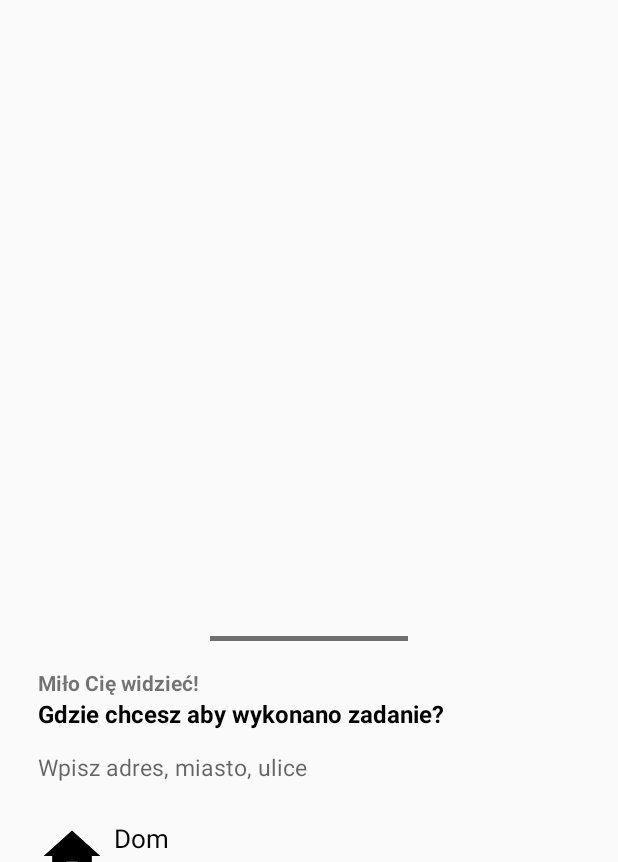
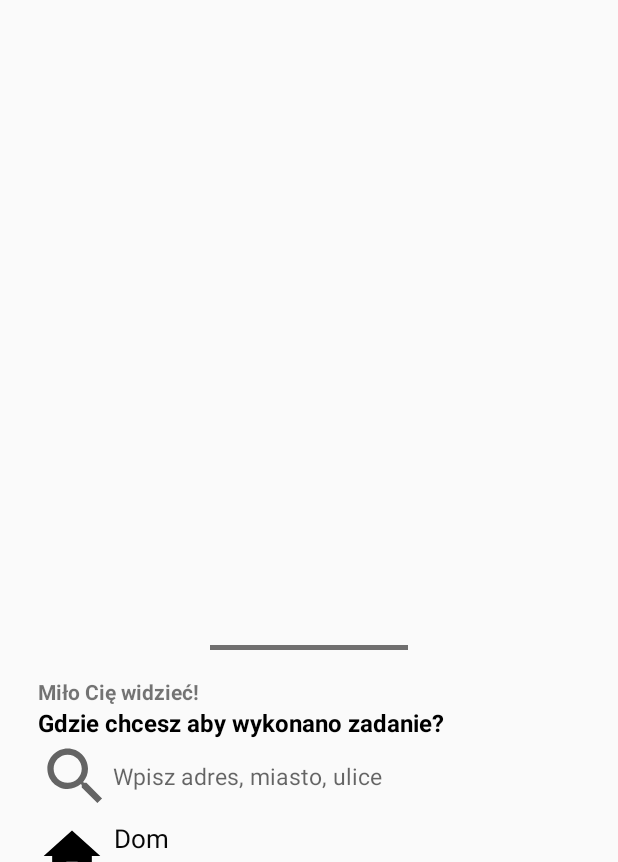
Before and after one commit to mastep1/HoodWorks, an Android app: the AddTaskMap screen opened directly, with no data from a screen before it, on a phone screen of 412 x 824 dp, the part 53-915 px from its top. Run offline under Robolectric (Android 15) with nearby library versions, the phone set to English and light mode, and no system bars; our stand-ins replace Firebase (no records; nobody signed in at launch, a user with empty details on screens opened directly).

Commit message:
7.17 16.08.2020

```diff
--- a/app/build.gradle
+++ b/app/build.gradle
@@ -33,7 +33,6 @@ dependencies {
     implementation ("com.github.bumptech.glide:glide:4.11.0") {
         exclude group: "com.android.support"
     }
-    implementation 'com.google.android.gms:play-services-places:9.2.0'
     implementation "androidx.swiperefreshlayout:swiperefreshlayout:1.1.0"
     implementation 'com.firebaseui:firebase-ui-storage:6.2.0'
     implementation fileTree(dir: 'libs', include: ['*.jar'])
--- a/app/src/main/java/com/example/neighborhoodwork/Activities/DodajZlecenie.kt
+++ b/app/src/main/java/com/example/neighborhoodwork/Activities/DodajZlecenie.kt
@@ -4,17 +4,9 @@ package com.example.neighborhoodwork.Activities
 import android.content.Intent
 import android.os.Bundle
 import androidx.appcompat.app.AppCompatActivity
-import androidx.core.app.ShareCompat
 import com.example.neighborhoodwork.Fragments.AddTaskMap
 import com.example.neighborhoodwork.R
 import com.example.neighborhoodwork.support.dane
-import com.google.android.gms.common.GooglePlayServicesNotAvailableException
-import com.google.android.gms.common.GooglePlayServicesRepairableException
-import com.google.android.gms.common.api.PendingResult
-import com.google.android.gms.location.places.Place
-import com.google.android.gms.location.places.PlaceBuffer
-import com.google.android.gms.location.places.Places
-import com.google.android.gms.location.places.ui.PlacePicker
 import kotlinx.android.synthetic.main.dodaj_zlecenie.*
 
 
@@ -29,7 +21,7 @@ class DodajZlecenie : AppCompatActivity() {
         img18DotOne.setColorFilter(R.color.fuckingblack)
         dane.addTask = 1
 
-        var addTaskMap = AddTaskMap()
+        var addTaskMap = AddTaskMap(this)
         fragOfTheMap.beginTransaction().add(R.id.l18ForFragment, addTaskMap).commit()
 
         setBottomDot()
--- /dev/null
+++ b/app/src/main/res/drawable/search.xml
@@ -0,0 +1,5 @@
+<vector android:autoMirrored="true" android:height="50dp"
+    android:tint="?attr/colorControlNormal" android:viewportHeight="24"
+    android:viewportWidth="24" android:width="50dp" xmlns:android="http://schemas.android.com/apk/res/android">
+    <path android:fillColor="@android:color/white" android:pathData="M15.5,14h-0.79l-0.28,-0.27C15.41,12.59 16,11.11 16,9.5 16,5.91 13.09,3 9.5,3S3,5.91 3,9.5 5.91,16 9.5,16c1.61,0 3.09,-0.59 4.23,-1.57l0.27,0.28v0.79l5,4.99L20.49,19l-4.99,-5zM9.5,14C7.01,14 5,11.99 5,9.5S7.01,5 9.5,5 14,7.01 14,9.5 11.99,14 9.5,14z"/>
+</vector>
--- a/app/src/main/res/layout/add_task_map.xml
+++ b/app/src/main/res/layout/add_task_map.xml
@@ -35,7 +35,7 @@
         android:textColor="#000000"
         android:textSize="16sp"
         android:textStyle="bold"
-        app:layout_constraintBottom_toTopOf="@+id/rL19"
+        app:layout_constraintBottom_toTopOf="@+id/img19Search"
         app:layout_constraintStart_toStartOf="@+id/img19Location" />
 
     <ImageView
@@ -120,15 +120,18 @@
         android:id="@+id/rL19"
         android:layout_width="0dp"
         android:layout_height="50dp"
-        android:layout_marginEnd="20dp"
-        android:layout_marginBottom="10dp"
+        android:layout_marginEnd="30dp"
         android:elevation="10dp"
-        app:layout_constraintBottom_toTopOf="@+id/tx19Home"
+        android:foregroundGravity="left"
+        android:gravity="left"
+        android:orientation="horizontal"
+        app:layout_constraintBottom_toBottomOf="@+id/img19Search"
         app:layout_constraintEnd_toEndOf="parent"
-        app:layout_constraintStart_toStartOf="@+id/img19Location">
+        app:layout_constraintStart_toEndOf="@+id/img19Search"
+        app:layout_constraintTop_toTopOf="@+id/img19Search">
 
         <AutoCompleteTextView
-            android:id="@+id/tx19Seachr"
+            android:id="@+id/Etx19Search"
             android:layout_width="match_parent"
             android:layout_height="match_parent"
             android:layout_centerVertical="true"
@@ -140,4 +143,15 @@
 
 
     </RelativeLayout>
+
+    <ImageView
+        android:id="@+id/img19Search"
+        android:layout_width="wrap_content"
+        android:layout_height="wrap_content"
+        android:layout_marginBottom="5dp"
+        android:clickable="true"
+        android:cropToPadding="false"
+        app:layout_constraintBottom_toTopOf="@+id/img19Home"
+        app:layout_constraintStart_toStartOf="@+id/img19Location"
+        app:srcCompat="@drawable/search" />
 </androidx.constraintlayout.widget.ConstraintLayout>
```
Also changed, not shown: app/src/main/AndroidManifest.xml (+10 -4 lines), app/src/main/java/com/example/neighborhoodwork/Activities/Home.kt (+13 -49 lines), app/src/main/java/com/example/neighborhoodwork/Fragments/AddTaskMap.kt (+75 -5 lines), app/src/main/java/com/example/neighborhoodwork/Fragments/ConfirmAddress.java (added, +119 -0 lines), app/src/main/res/layout/custom_confirm_address.xml (added, +56 -0 lines).
